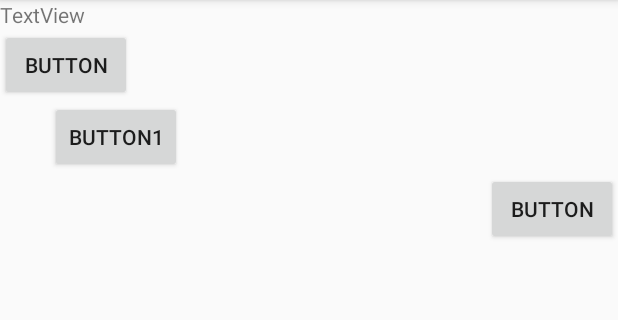
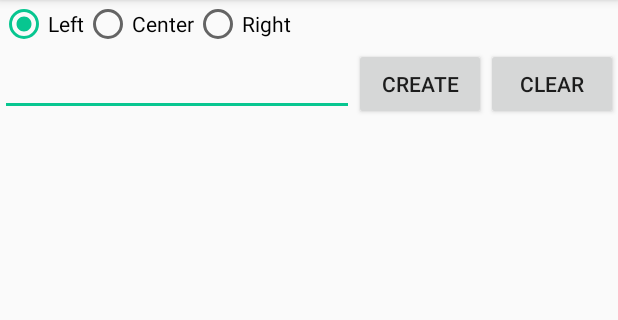
Before and after one commit to jyliana/android, an Android app: the screen it shows after launch (MainActivity), on a phone screen of 412 x 824 dp, the part 84-404 px from its top. Run offline under Robolectric (Android 15) with nearby library versions, the phone set to English and light mode, and no system bars.

Commit message:
creating and deleting of elements

```diff
--- a/Leeson16/app/src/main/java/com/example/android/leeson16/MainActivity.java
+++ b/Leeson16/app/src/main/java/com/example/android/leeson16/MainActivity.java
@@ -1,48 +1,38 @@
 package com.example.android.leeson16;
 
+import android.os.Bundle;
 import android.support.v7.app.AppCompatActivity;
-import android.os.Bundle;
 import android.view.Gravity;
 import android.view.Menu;
+import android.view.View;
 import android.view.ViewGroup;
 import android.widget.Button;
+import android.widget.EditText;
 import android.widget.LinearLayout;
-import android.widget.TextView;
+import android.widget.RadioGroup;
+import android.widget.Toast;
 
-public class MainActivity extends AppCompatActivity {
+public class MainActivity extends AppCompatActivity implements View.OnClickListener {
+
+    LinearLayout llMain;
+    RadioGroup rgGravity;
+    EditText etName;
+    Button btnCreate;
+    Button btnClear;
 
     @Override
     protected void onCreate(Bundle savedInstanceState) {
         super.onCreate(savedInstanceState);
-        LinearLayout linearLayout = new LinearLayout(this);
-        linearLayout.setOrientation(LinearLayout.VERTICAL);
-        ViewGroup.LayoutParams linLayoutParams = new ViewGroup.LayoutParams(ViewGroup.LayoutParams.MATCH_PARENT, ViewGroup.LayoutParams.MATCH_PARENT);
-        setContentView(linearLayout, linLayoutParams);
+        setContentView(R.layout.activity_main);
 
-        ViewGroup.LayoutParams lpView = new ViewGroup.LayoutParams(ViewGroup.LayoutParams.WRAP_CONTENT, ViewGroup.LayoutParams.WRAP_CONTENT);
+        llMain = (LinearLayout) findViewById(R.id.llMain);
+        rgGravity = (RadioGroup) findViewById(R.id.rgGravity);
+        etName = (EditText) findViewById(R.id.etName);
+        btnCreate = (Button) findViewById(R.id.btnCreate);
+        btnClear = (Button) findViewById(R.id.btnClear);
 
-        TextView tv = new TextView(this);
-        tv.setText("TextView");
-        tv.setLayoutParams(lpView);
-        linearLayout.addView(tv);
-
-        Button btn = new Button(this);
-        btn.setText("Button");
-        linearLayout.addView(btn, lpView);
-
-        LinearLayout.LayoutParams leftmarginParams = new LinearLayout.LayoutParams(ViewGroup.LayoutParams.WRAP_CONTENT, ViewGroup.LayoutParams.WRAP_CONTENT);
-        leftmarginParams.leftMargin = 50;
-
-        Button btn1 = new Button(this);
-        btn1.setText("Button1");
-        linearLayout.addView(btn1, leftmarginParams);
-
-        LinearLayout.LayoutParams rightGravityParams = new LinearLayout.LayoutParams(ViewGroup.LayoutParams.WRAP_CONTENT, ViewGroup.LayoutParams.WRAP_CONTENT);
-        rightGravityParams.gravity = Gravity.RIGHT;
-
-        Button btn2 = new Button(this);
-        btn2.setText("Button");
-        linearLayout.addView(btn2, rightGravityParams);
+        btnCreate.setOnClickListener(this);
+        btnClear.setOnClickListener(this);
 
     }
 
@@ -50,4 +40,36 @@ public class MainActivity extends AppCompatActivity {
     public boolean onCreateOptionsMenu(Menu menu) {
         return super.onCreateOptionsMenu(menu);
     }
+
+    @Override
+    public void onClick(View view) {
+        switch (view.getId()) {
+            case R.id.btnCreate:
+                LinearLayout.LayoutParams lParams = new LinearLayout.LayoutParams(ViewGroup.LayoutParams.WRAP_CONTENT, ViewGroup.LayoutParams.WRAP_CONTENT);
+                int btnGravity = Gravity.LEFT;
+
+                switch (rgGravity.getCheckedRadioButtonId()) {
+                    case R.id.rbLeft:
+                        btnGravity = Gravity.LEFT;
+                        break;
+                    case R.id.rbCenter:
+                        btnGravity = Gravity.CENTER_HORIZONTAL;
+                        break;
+                    case R.id.rbRight:
+                        btnGravity = Gravity.RIGHT;
+                        break;
+                }
+                lParams.gravity = btnGravity;
+                Button btnNew = new Button(this);
+                btnNew.setText(etName.getText().toString());
+                llMain.addView(btnNew, lParams);
+                break;
+
+            case R.id.btnClear:
+                llMain.removeAllViews();
+                Toast.makeText(MainActivity.this, "Deleted", Toast.LENGTH_SHORT).show();
+
+        }
+
+    }
 }
--- /dev/null
+++ b/Leeson16/app/src/main/res/layout/activity_main.xml
@@ -0,0 +1,65 @@
+<?xml version="1.0" encoding="utf-8"?>
+<LinearLayout xmlns:android="http://schemas.android.com/apk/res/android"
+    android:layout_width="fill_parent"
+    android:layout_height="fill_parent"
+    android:orientation="vertical">
+
+    <RadioGroup
+        android:id="@+id/rgGravity"
+        android:layout_width="wrap_content"
+        android:layout_height="wrap_content"
+        android:orientation="horizontal">
+
+        <RadioButton
+            android:id="@+id/rbLeft"
+            android:layout_width="wrap_content"
+            android:layout_height="wrap_content"
+            android:checked="true"
+            android:text="Left" />
+
+        <RadioButton
+            android:id="@+id/rbCenter"
+            android:layout_width="wrap_content"
+            android:layout_height="wrap_content"
+            android:text="Center" />
+
+        <RadioButton
+            android:id="@+id/rbRight"
+            android:layout_width="wrap_content"
+            android:layout_height="wrap_content"
+            android:text="Right" />
+    </RadioGroup>
+
+    <LinearLayout
+        android:id="@+id/linearLayout1"
+        android:layout_width="match_parent"
+        android:layout_height="wrap_content"
+        android:orientation="horizontal">
+
+        <EditText
+            android:id="@+id/etName"
+            android:layout_width="wrap_content"
+            android:layout_height="wrap_content"
+            android:fadeScrollbars="true"
+            android:layout_weight="1"></EditText>
+
+        <Button
+            android:id="@+id/btnCreate"
+            android:layout_width="wrap_content"
+            android:layout_height="wrap_content"
+            android:text="Create"></Button>
+
+        <Button
+            android:id="@+id/btnClear"
+            android:layout_width="wrap_content"
+            android:layout_height="wrap_content"
+            android:text="Clear"></Button>
+    </LinearLayout>
+
+    <LinearLayout
+        android:id="@+id/llMain"
+        android:layout_width="match_parent"
+        android:layout_height="match_parent"
+        android:orientation="vertical">
+    </LinearLayout>
+</LinearLayout>
--- a/Leeson16/app/src/main/res/values/colors.xml
+++ b/Leeson16/app/src/main/res/values/colors.xml
@@ -2,5 +2,5 @@
 <resources>
     <color name="colorPrimary">#3F51B5</color>
     <color name="colorPrimaryDark">#303F9F</color>
-    <color name="colorAccent">#FF4081</color>
+    <color name="colorAccent">#07c690</color>
 </resources>
```
